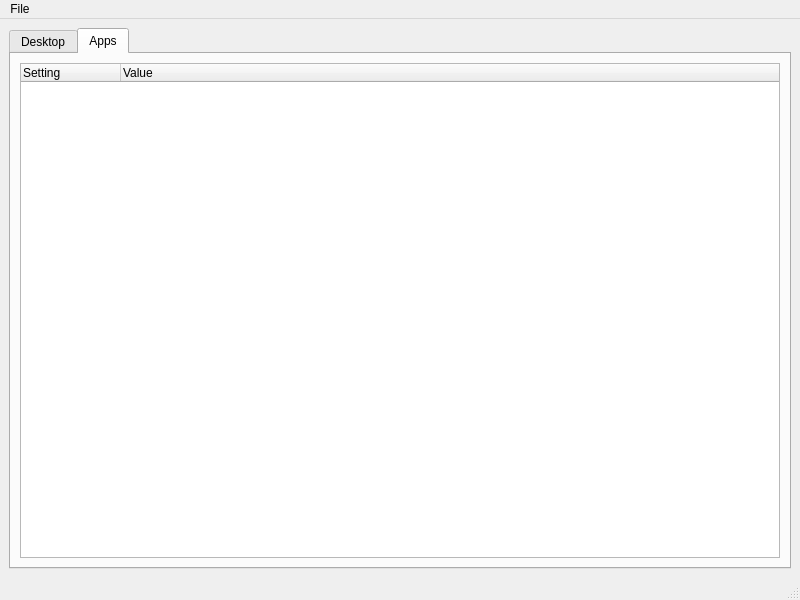
First picture: the form in ControlWindow.ui, repository WhenInDoubtC4/WindowsEG, before the edit.
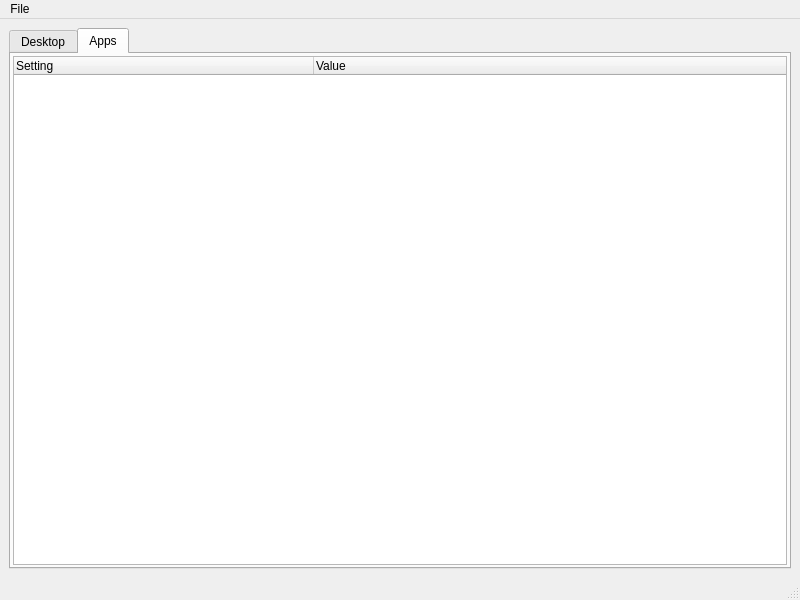
Second picture: the form after the edit.

```diff
--- a/ControlWindow.ui
+++ b/ControlWindow.ui
@@ -30,11 +30,29 @@
         <string>Apps</string>
        </attribute>
        <layout class="QGridLayout" name="gridLayout_2">
+        <property name="leftMargin">
+         <number>2</number>
+        </property>
+        <property name="topMargin">
+         <number>2</number>
+        </property>
+        <property name="rightMargin">
+         <number>2</number>
+        </property>
+        <property name="bottomMargin">
+         <number>2</number>
+        </property>
         <item row="0" column="0">
          <widget class="QTreeWidget" name="treeWidget">
+          <property name="alternatingRowColors">
+           <bool>true</bool>
+          </property>
           <property name="columnCount">
            <number>2</number>
           </property>
+          <attribute name="headerDefaultSectionSize">
+           <number>300</number>
+          </attribute>
           <column>
            <property name="text">
             <string notr="true">Setting</string>
```
